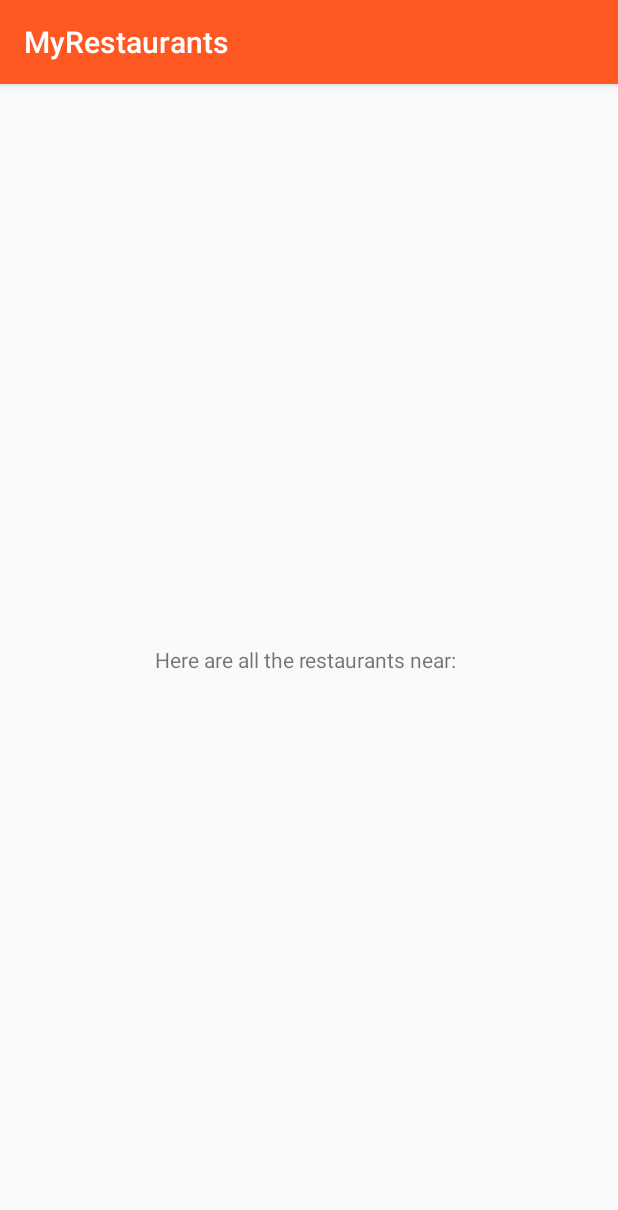
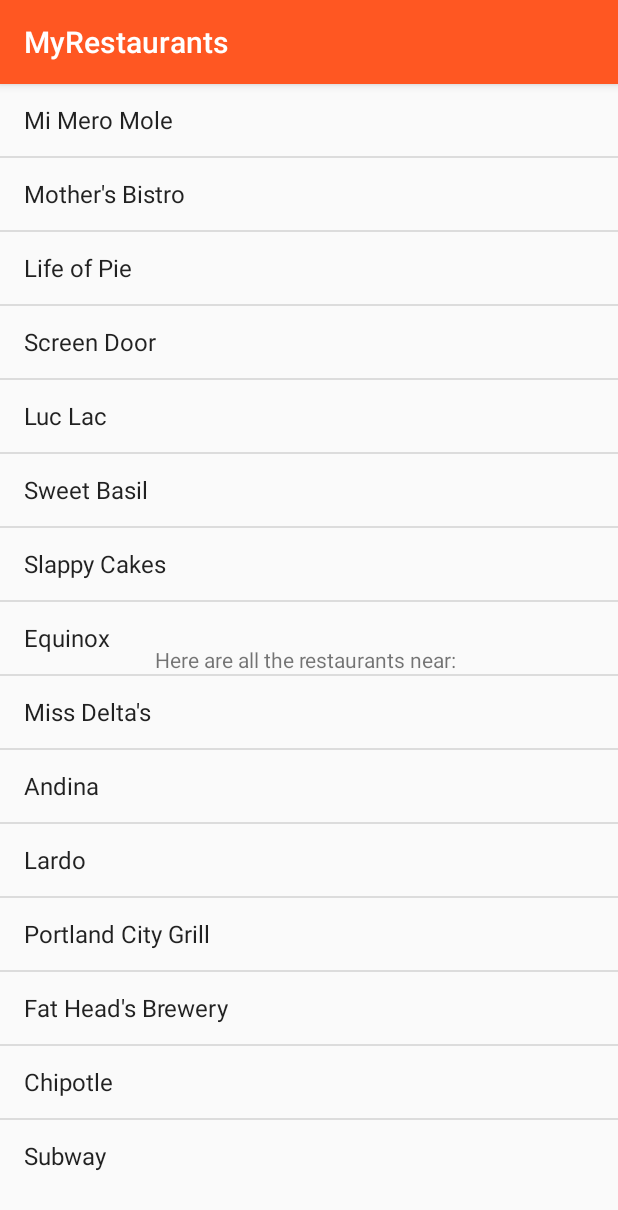
Before and after one commit to Edgarcho/MyRestaurants, an Android app: the screen it shows after launch (RestaurantsActivity), after a tap on "FIND RESTAURANTS", on a phone screen of 412 x 824 dp. Shown: the top 1210 px of the screen. Run offline under Robolectric (Android 15) with nearby library versions, the phone set to English and light mode, and no system bars.

Commit message:
Add listview to restaurants activity

```diff
--- a/app/src/main/java/com/epicodus/myrestaurants/MainActivity.java
+++ b/app/src/main/java/com/epicodus/myrestaurants/MainActivity.java
@@ -16,16 +16,18 @@ public class MainActivity extends AppCompatActivity {
     private EditText mLocationEditText;
     private TextView mAppNameTextView;
 
+
     @Override
     protected void onCreate(Bundle savedInstanceState) {
         super.onCreate(savedInstanceState);
         setContentView(R.layout.activity_main);
-        mAppNameTextView = (TextView) findViewById(R.id.appNameTextView);
-        Typeface pacificoFont = Typeface.createFromAsset(getAssets(), "fonts/pacifico.ttf");
-        mAppNameTextView.setTypeface(pacificoFont);
 
         mLocationEditText = (EditText) findViewById(R.id.locationEditText);
         mFindRestaurantsButton = (Button) findViewById(R.id.findRestaurantsButton);
+        mAppNameTextView = (TextView) findViewById(R.id.appNameTextView);
+
+        Typeface pacificoFont = Typeface.createFromAsset(getAssets(), "fonts/pacifico.ttf");
+        mAppNameTextView.setTypeface(pacificoFont);
 
         mFindRestaurantsButton.setOnClickListener(new View.OnClickListener() {
             @Override
--- a/app/src/main/java/com/epicodus/myrestaurants/RestaurantsActivity.java
+++ b/app/src/main/java/com/epicodus/myrestaurants/RestaurantsActivity.java
@@ -3,16 +3,29 @@ package com.epicodus.myrestaurants;
 import android.content.Intent;
 import android.support.v7.app.AppCompatActivity;
 import android.os.Bundle;
+import android.widget.ArrayAdapter;
+import android.widget.ListView;
 import android.widget.TextView;
 
 public class RestaurantsActivity extends AppCompatActivity {
     public TextView mLocationTextView;
+    public ListView mListView;
+    private String[] restaurants = new String[] {"Mi Mero Mole", "Mother's Bistro",
+            "Life of Pie", "Screen Door", "Luc Lac", "Sweet Basil",
+            "Slappy Cakes", "Equinox", "Miss Delta's", "Andina",
+            "Lardo", "Portland City Grill", "Fat Head's Brewery",
+            "Chipotle", "Subway"};
 
     @Override
     protected void onCreate(Bundle savedInstanceState) {
         super.onCreate(savedInstanceState);
         setContentView(R.layout.activity_restaurants);
-        mLocationTextView = findViewById(R.id.locationTextView);
+        mLocationTextView = (TextView) findViewById(R.id.locationTextView);
+        mListView = (ListView) findViewById(R.id.listView);
+
+        ArrayAdapter adapter = new ArrayAdapter(this, android.R.layout.simple_list_item_1, restaurants);
+        mListView.setAdapter(adapter);
+
         Intent intent = getIntent();
         String location = intent.getStringExtra("location");
         mLocationTextView.setText("Here are all the restaurants near: " + location);
--- a/app/src/main/res/layout/activity_restaurants.xml
+++ b/app/src/main/res/layout/activity_restaurants.xml
@@ -10,4 +10,11 @@
         android:layout_centerVertical="true"
         android:layout_centerHorizontal="true"/>
 
+    <ListView
+        android:id="@+id/listView"
+        android:layout_width="match_parent"
+        android:layout_height="wrap_content"
+        android:layout_alignParentEnd="true"
+        android:layout_alignParentRight="true" />
+
 </RelativeLayout>
```
